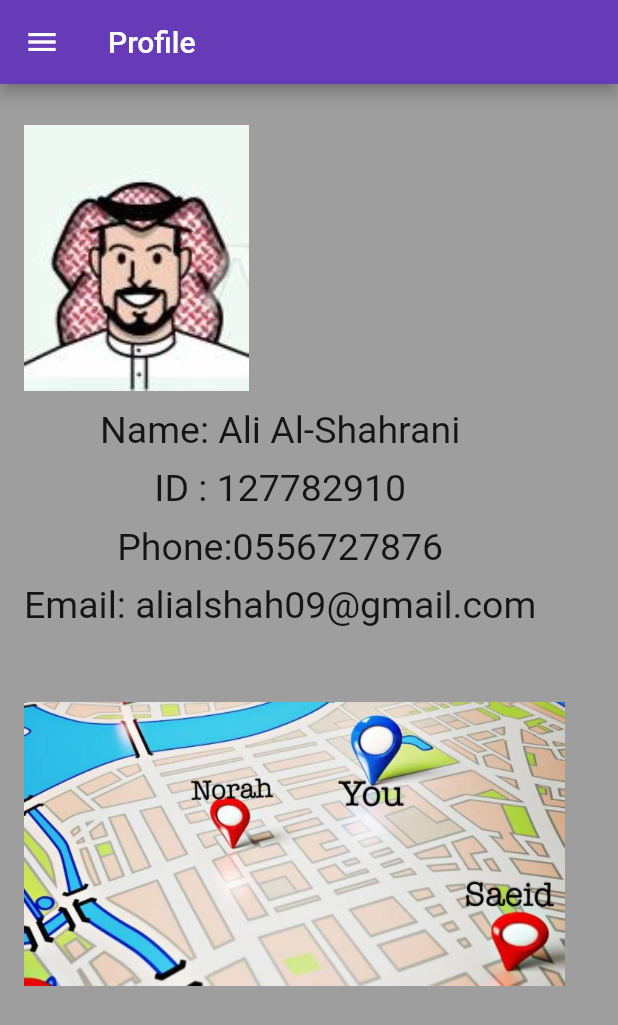
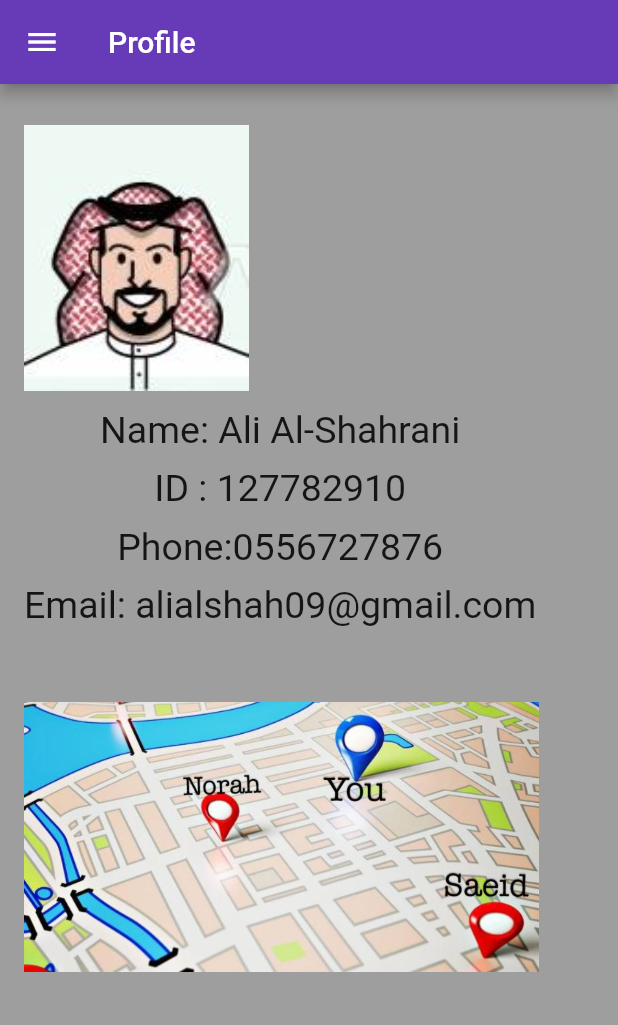
Before and after one commit to norahali15/family, a Flutter app: the ProfilePage screen opened directly, on a phone screen of 412 x 824 dp. Shown: the top 1025 px of the screen. Run offline on Flutter 3.47's test engine with Material 2 defaults, Android fonts, the phone set to English and light mode, and no system bars; our stand-ins replace get.

Commit message:
first commit

```diff
--- a/lib/profile_page.dart
+++ b/lib/profile_page.dart
@@ -151,7 +151,7 @@ class ProfilePage extends StatelessWidget {
                     borderRadius: BorderRadius.circular(16),
                   ),
                   const Image(image: AssetImage("images/you.jpg"),
-                  height: 189,
+                  height: 180,
                     fit: BoxFit.cover,
                   )
                 ],
```
Also changed, not shown: 1 other file.
